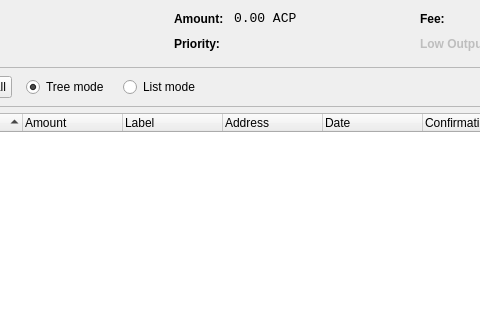
Above: src/qt/forms/coincontroldialog.ui from AnarchistsPrime/anarch101 before the change; both pictures show x 89 to 569 and y 0 to 320 of the 1000 by 500 pixel window. Below: the same form after it.
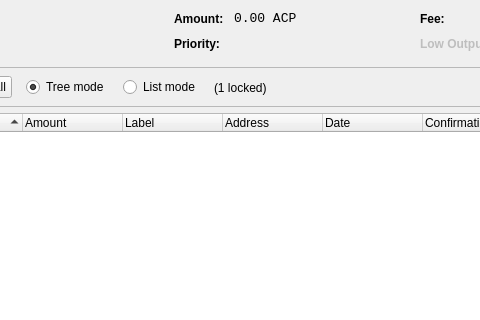
That is the form after the change. Custom widgets are drawn as their Qt base class.

The edit to the form file:
```diff
--- a/src/qt/forms/coincontroldialog.ui
+++ b/src/qt/forms/coincontroldialog.ui
@@ -425,6 +425,13 @@
          </property>
         </widget>
        </item>
+       <item>
+        <widget class="QLabel" name="labelLocked">
+         <property name="text">
+          <string>(1 locked)</string>
+         </property>
+        </widget>
+       </item>
        <item>
         <spacer name="horizontalSpacer">
          <property name="orientation">
```
Left out of the diff: 4 changed lines with no effect on the pictures.
